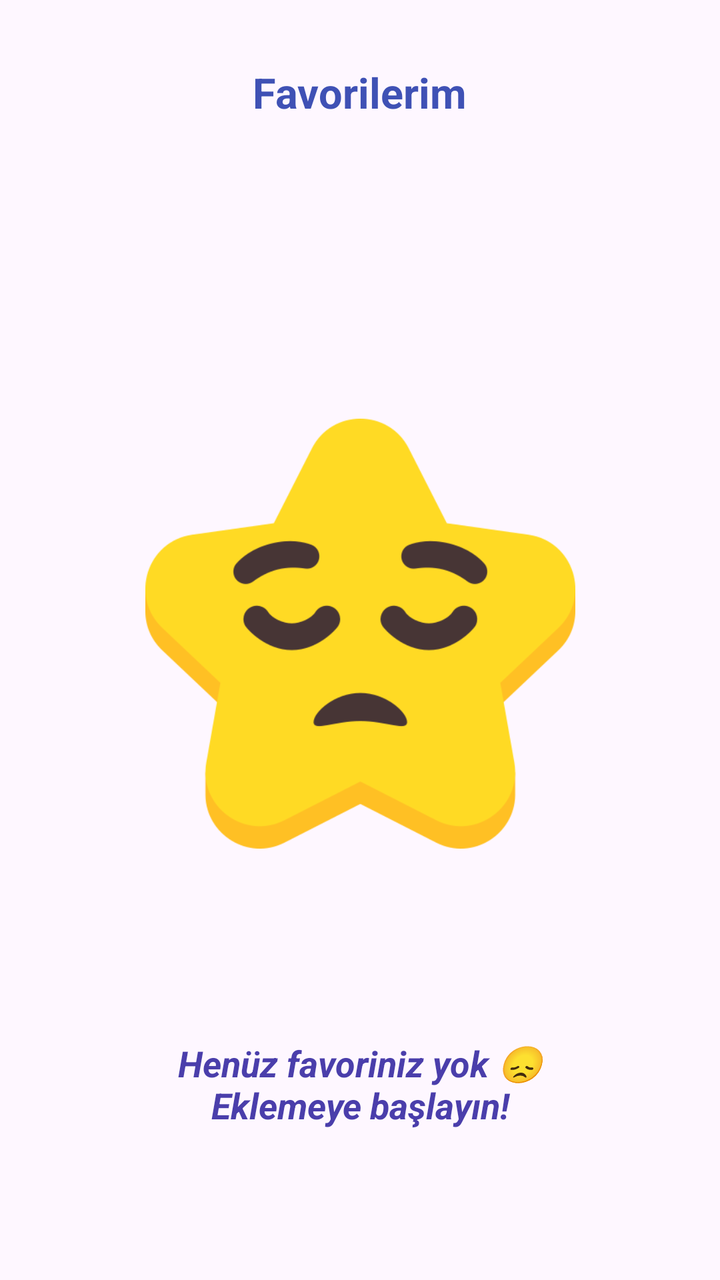
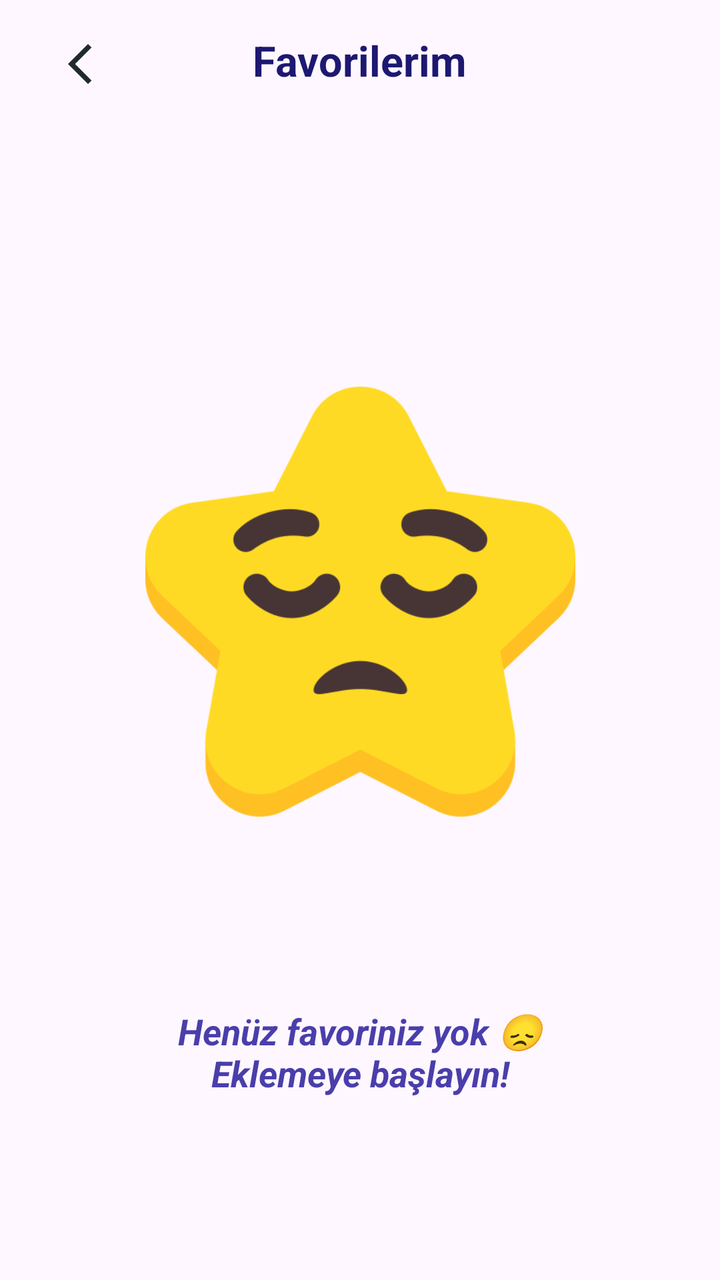

Two renders of the same Android screen: before a commit and after it. Below are the layout's source before the change and the commit's diff.
<!-- AndroidManifest.xml: application theme Theme.Yumico -->
<!-- res/layout/fragment_favoriler.xml -->
<?xml version="1.0" encoding="utf-8"?>
<layout xmlns:android="http://schemas.android.com/apk/res/android"
    xmlns:app="http://schemas.android.com/apk/res-auto"
    xmlns:tools="http://schemas.android.com/tools">

    <data>
         <variable
             name="favorilerObject"
             type="com.ecemm.yumico.ui.fragment.FavorilerFragment" />
    </data>

    <androidx.constraintlayout.widget.ConstraintLayout
        android:layout_width="match_parent"
        android:layout_height="match_parent"
        tools:context=".ui.fragment.FavorilerFragment" >
        <TextView
            android:id="@+id/textViewBaslik"
            android:layout_width="wrap_content"
            android:layout_height="wrap_content"
            android:layout_marginTop="32dp"
            android:text="Favorilerim"
            android:textColor="#3F51B5"
            android:textSize="21sp"
            android:textStyle="bold"
            app:layout_constraintEnd_toEndOf="parent"
            app:layout_constraintHorizontal_bias="0.5"
            app:layout_constraintStart_toStartOf="parent"
            app:layout_constraintTop_toTopOf="parent" />


        <androidx.constraintlayout.widget.ConstraintLayout
            android:id="@+id/manageFavoriFill"
            android:layout_width="match_parent"
            android:layout_height="0dp"
            android:layout_marginTop="30dp"
            android:visibility="gone"
            app:layout_constraintEnd_toEndOf="parent"
            app:layout_constraintStart_toStartOf="parent"
            app:layout_constraintTop_toBottomOf="@+id/textViewBaslik">

            <androidx.recyclerview.widget.RecyclerView
                android:id="@+id/recyclerViewFavoriler"
                android:layout_width="0dp"
                android:layout_height="wrap_content"
                android:layout_marginStart="16dp"
                android:layout_marginTop="16dp"
                android:layout_marginEnd="16dp"
                android:orientation="vertical"
                app:layout_constraintEnd_toEndOf="parent"
                app:layout_constraintHorizontal_bias="0.5"
                app:layout_constraintStart_toStartOf="parent"
                app:layout_constraintTop_toBottomOf="@+id/textViewBaslik" />
        </androidx.constraintlayout.widget.ConstraintLayout>

        <androidx.constraintlayout.widget.ConstraintLayout
            android:id="@+id/manageFavoriBlank"
            android:layout_width="match_parent"
            android:layout_height="0dp"
            android:visibility="visible"
            app:layout_constraintBottom_toBottomOf="parent"
            app:layout_constraintEnd_toEndOf="parent"
            app:layout_constraintHorizontal_bias="0.0"
            app:layout_constraintStart_toStartOf="parent"
            app:layout_constraintTop_toBottomOf="@id/textViewBaslik"
            app:layout_constraintVertical_bias="0.0">

            <TextView
                android:id="@+id/textView7"
                android:layout_width="wrap_content"
                android:layout_height="wrap_content"
                android:layout_marginTop="10dp"
                android:fontFamily="sans-serif"
                android:text="Henüz favoriniz yok 😞\nEklemeye başlayın!"
                android:textAlignment="center"
                android:textColor="#4A3EAB"
                android:textSize="18sp"
                android:textStyle="bold|italic"
                app:layout_constraintEnd_toEndOf="parent"
                app:layout_constraintHorizontal_bias="0.5"
                app:layout_constraintStart_toStartOf="parent"
                app:layout_constraintTop_toBottomOf="@+id/imageView4" />

            <ImageView
                android:id="@+id/imageView4"
                android:layout_width="215dp"
                android:layout_height="385dp"
                android:layout_marginTop="64dp"
                app:layout_constraintEnd_toEndOf="parent"
                app:layout_constraintHorizontal_bias="0.5"
                app:layout_constraintStart_toStartOf="parent"
                app:layout_constraintTop_toTopOf="parent"
                app:srcCompat="@drawable/sad_favorite_img" />
        </androidx.constraintlayout.widget.ConstraintLayout>
    </androidx.constraintlayout.widget.ConstraintLayout>
</layout>
<!-- resources referenced by this layout -->
<resources>
  <!-- drawable sad_favorite_img: png bitmap (drawable, 24267 bytes) -->
  <style name="Theme.Yumico" parent="Base.Theme.Yumico" />
  <style name="Base.Theme.Yumico" parent="Theme.Material3.DayNight.NoActionBar">
          
          
      </style>
</resources>

<!-- the commit's change to res/layout/fragment_favoriler.xml (unified diff, before → after) -->
@@ -13,13 +13,14 @@
         android:layout_width="match_parent"
         android:layout_height="match_parent"
         tools:context=".ui.fragment.FavorilerFragment" >
+
         <TextView
             android:id="@+id/textViewBaslik"
             android:layout_width="wrap_content"
             android:layout_height="wrap_content"
-            android:layout_marginTop="32dp"
+            android:layout_marginTop="16dp"
             android:text="Favorilerim"
-            android:textColor="#3F51B5"
+            android:textColor="@color/purpBlue"
             android:textSize="21sp"
             android:textStyle="bold"
             app:layout_constraintEnd_toEndOf="parent"
@@ -91,5 +92,18 @@
                 app:layout_constraintTop_toTopOf="parent"
                 app:srcCompat="@drawable/sad_favorite_img" />
         </androidx.constraintlayout.widget.ConstraintLayout>
+
+        <ImageButton
+            android:id="@+id/buttonCloseFavoriler"
+            android:layout_width="48dp"
+            android:layout_height="48dp"
+            android:layout_marginStart="16dp"
+            android:layout_marginTop="8dp"
+            android:background="?attr/selectableItemBackgroundBorderless"
+            android:contentDescription="Geri"
+            android:padding="8dp"
+            android:src="@drawable/back_img"
+            app:layout_constraintStart_toStartOf="parent"
+            app:layout_constraintTop_toTopOf="parent" />
     </androidx.constraintlayout.widget.ConstraintLayout>
 </layout>
<!-- resource entries referenced after the edit -->
@@ -1,5 +1,12 @@
 <!-- resources referenced by this layout -->
 <resources>
+  <color name="purpBlue">#1D1871</color>
+  <!-- drawable back_img (drawable) -->
+  <vector xmlns:android="http://schemas.android.com/apk/res/android" android:height="24dp" android:tint="#212A2E" android:viewportHeight="24" android:viewportWidth="24" android:width="24dp">
+        
+      <path android:fillColor="@android:color/white" android:pathData="M17.77,3.77l-1.77,-1.77l-10,10l10,10l1.77,-1.77l-8.23,-8.23z"/>
+      
+  </vector>
   <!-- drawable sad_favorite_img: png bitmap (drawable, 24267 bytes) -->
   <style name="Theme.Yumico" parent="Base.Theme.Yumico" />
   <style name="Base.Theme.Yumico" parent="Theme.Material3.DayNight.NoActionBar">
